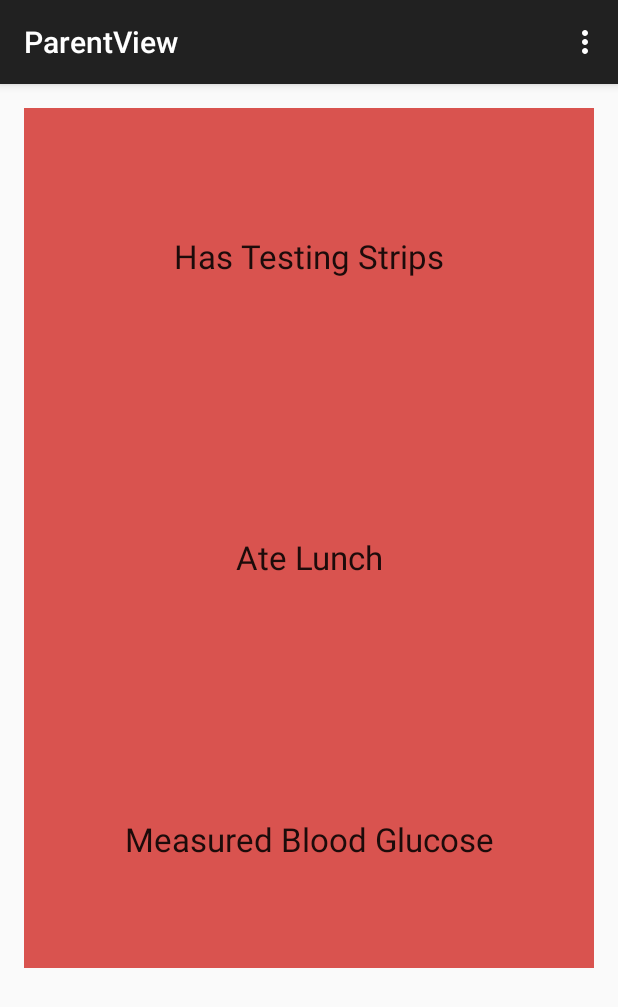
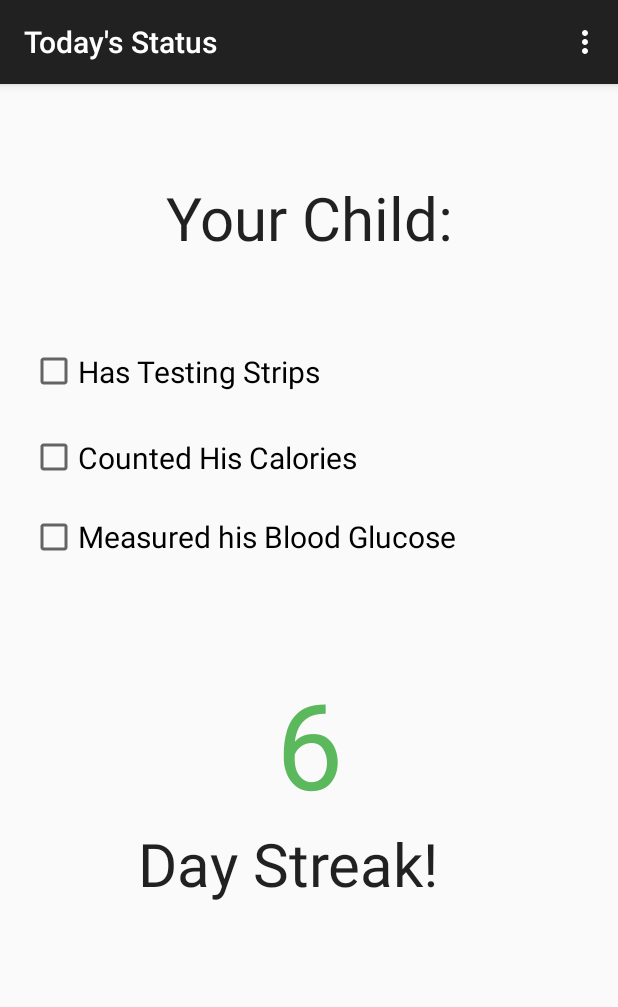
Before and after one commit to tchordia-zz/SugarDaddy, an Android app: the ParentView screen opened directly, with no data from a screen before it, on a phone screen of 412 x 824 dp. Shown: the top 1007 px of the screen. Run offline under Robolectric (Android 15) with nearby library versions, the phone set to English and light mode, and no system bars; libraries missing offline, so code that uses them is left out: com.parse; 2 statements that could not run were skipped.

Commit message:
Almost Done

```diff
--- a/app/src/main/java/com/tanmaychordia/sugardaddy/LoginActivity.java
+++ b/app/src/main/java/com/tanmaychordia/sugardaddy/LoginActivity.java
@@ -53,6 +53,8 @@ public class LoginActivity extends Activity implements LoaderCallbacks<Cursor> {
     protected void onCreate(Bundle savedInstanceState) {
         super.onCreate(savedInstanceState);
         setContentView(R.layout.activity_login);
+
+        findViewById(R.id.relayout).setBackgroundResource(R.drawable.background);
 
         // Set up the login form.
         mEmailView = (AutoCompleteTextView) findViewById(R.id.email);
--- a/app/src/main/java/com/tanmaychordia/sugardaddy/ParentView.java
+++ b/app/src/main/java/com/tanmaychordia/sugardaddy/ParentView.java
@@ -1,24 +1,26 @@
 package com.tanmaychordia.sugardaddy;
 
+import android.content.Intent;
 import android.os.Bundle;
 import android.support.v7.app.AppCompatActivity;
 import android.view.Menu;
 import android.view.MenuItem;
-import android.widget.TextView;
+import android.widget.CheckBox;
 
 import com.parse.GetCallback;
 import com.parse.ParseException;
 import com.parse.ParseObject;
 import com.parse.ParseQuery;
+import com.parse.ParseUser;
 
 import java.util.Timer;
 import java.util.TimerTask;
 
 public class ParentView extends AppCompatActivity {
 
-    TextView t1;
-    TextView t2;
-    TextView t3;
+    CheckBox t1;
+    CheckBox t2;
+    CheckBox t3;
 
     int red = 0xFFD9534F;
     int green = 0xFF5CB85C;
@@ -27,13 +29,13 @@ public class ParentView extends AppCompatActivity {
         super.onCreate(savedInstanceState);
         setContentView(R.layout.activity_parent_view);
 
-        t1 = (TextView) findViewById(R.id.stripsInd);
-        t2 = (TextView) findViewById(R.id.foodInd);
-        t3 = (TextView) findViewById(R.id.measInd);
+        t1 = (CheckBox) findViewById(R.id.stripsInd);
+        t2 = (CheckBox) findViewById(R.id.foodInd);
+        t3 = (CheckBox) findViewById(R.id.measInd);
 
-        t1.setBackgroundColor(red);
-        t2.setBackgroundColor(red);
-        t3.setBackgroundColor(red);
+//        t1.setBackgroundColor(red);
+//        t2.setBackgroundColor(red);
+//        t3.setBackgroundColor(red);
 
         TimerTask t = new TimerTask()
         {
@@ -51,15 +53,15 @@ public class ParentView extends AppCompatActivity {
                             System.out.println(20);
                             if ( (Integer)gameScore.get("didEat") > 0) {
 
-                                t2.setBackgroundColor(green);
+                                t2.setChecked(true);
                             }
                             if ( (Integer)gameScore.get("didMeasure") > 0) {
 
-                                t3.setBackgroundColor(green);
+                                t3.setChecked(true);
                             }
                             if ( (Integer)gameScore.get("didBringStrips") > 0) {
 
-                                t1.setBackgroundColor(green);
+                                t1.setChecked(true);
                             }
                         }
                     }
@@ -88,8 +90,12 @@ public class ParentView extends AppCompatActivity {
         int id = item.getItemId();
 
         //noinspection SimplifiableIfStatement
-        if (id == R.id.action_settings) {
-            return true;
+        if (id == R.id.logout2) {
+            ParseUser.logOut();
+            Intent intent = new Intent(this, LoginActivity.class);
+            intent.addFlags(Intent.FLAG_ACTIVITY_NEW_TASK);
+            intent.addFlags(Intent.FLAG_ACTIVITY_CLEAR_TASK);
+            startActivity(intent);
         }
 
         return super.onOptionsItemSelected(item);
--- a/app/src/main/res/layout/activity_parent_view.xml
+++ b/app/src/main/res/layout/activity_parent_view.xml
@@ -6,36 +6,78 @@
     android:paddingBottom="@dimen/activity_vertical_margin"
     tools:context="com.tanmaychordia.sugardaddy.ParentView"
     android:orientation="vertical"
-    android:weightSum="1">
+    android:weightSum="1"
+    android:padding="20dp"
+    android:id="@+id/avlayout">
 
+
+    <TextView
+        android:layout_width="wrap_content"
+        android:layout_height="wrap_content"
+        android:textAppearance="?android:attr/textAppearanceLarge"
+        android:text="Your Child:"
+        android:id="@+id/textView2"
+        android:layout_gravity="center_horizontal"
+        android:textSize="40dp"
+        android:layout_weight="0.20"
+        android:gravity="center" />
+
+    <CheckBox
+        android:layout_width="match_parent"
+        android:layout_height="wrap_content"
+        android:text="Has Testing Strips"
+        android:id="@+id/stripsInd"
+        android:layout_gravity="center_vertical"
+        android:checked="false"
+        android:textSize="20dp"
+        android:layout_weight="0.08"
+        android:clickable="false"
+        android:enabled="true" />
+
+    <CheckBox
+        android:layout_width="match_parent"
+        android:layout_height="wrap_content"
+        android:text="Counted His Calories"
+        android:id="@+id/foodInd"
+        android:layout_gravity="center_horizontal"
+        android:checked="false"
+        android:textSize="20dp"
+        android:layout_weight="0.04"
+        android:clickable="false" />
+
+    <CheckBox
+        android:layout_width="match_parent"
+        android:layout_height="wrap_content"
+        android:text="Measured his Blood Glucose"
+        android:id="@+id/measInd"
+        android:layout_gravity="center_horizontal"
+        android:checked="false"
+        android:textSize="20dp"
+        android:layout_weight="0.06"
+        android:clickable="false" />
 
     <TextView
         android:layout_width="match_parent"
         android:layout_height="wrap_content"
         android:textAppearance="?android:attr/textAppearanceLarge"
-        android:text="Has Testing Strips"
-        android:id="@+id/stripsInd"
-        android:layout_gravity="center"
-        android:layout_weight="0.26"
-        android:gravity="center" />
+        android:id="@+id/textView4"
+        android:layout_gravity="center_horizontal"
+        android:text="6"
+        android:textSize="80dp"
+        android:gravity="bottom|center"
+        android:layout_weight="0.13"
+        android:textColor="#FF5CB85C" />
 
     <TextView
-        android:layout_width="match_parent"
-        android:layout_height="wrap_content"
+        android:layout_width="344dp"
+        android:layout_height="45dp"
         android:textAppearance="?android:attr/textAppearanceLarge"
-        android:text="Ate Lunch"
-        android:id="@+id/foodInd"
-        android:layout_gravity="center_horizontal"
-        android:layout_weight="0.27"
-        android:gravity="center" />
+        android:text="Day Streak!"
+        android:id="@+id/textView3"
+        android:paddingTop="0dp"
+        android:textSize="40dp"
+        android:paddingLeft="0dp"
+        android:layout_weight="0.24"
+        android:gravity="top|center" />
 
-    <TextView
-        android:layout_width="match_parent"
-        android:layout_height="wrap_content"
-        android:textAppearance="?android:attr/textAppearanceLarge"
-        android:text="Measured Blood Glucose"
-        android:id="@+id/measInd"
-        android:layout_gravity="center_horizontal"
-        android:layout_weight="0.22"
-        android:gravity="center" />
 </LinearLayout>
--- a/app/src/main/res/menu/menu_main.xml
+++ b/app/src/main/res/menu/menu_main.xml
@@ -2,13 +2,10 @@
     xmlns:app="http://schemas.android.com/apk/res-auto"
     xmlns:tools="http://schemas.android.com/tools"
     tools:context="com.tanmaychordia.sugardaddy.MainActivity">
-    <item android:id="@+id/action_settings" android:title="@string/action_settings"
-        android:orderInCategory="100" app:showAsAction="never" />
+
     <item android:id="@+id/logoutButton" android:title="Logout"
         android:orderInCategory="100" app:showAsAction="never" />
     <item android:id="@+id/profileButton" android:title="Rajiv's Schedule"
         android:orderInCategory="100" app:showAsAction="never" />
 
-    <item android:id="@+id/refreshButton" android:title="Refresh"
-        android:orderInCategory="100" app:showAsAction="never" />
 </menu>
--- a/app/src/main/res/menu/menu_parent_view.xml
+++ b/app/src/main/res/menu/menu_parent_view.xml
@@ -2,6 +2,6 @@
     xmlns:app="http://schemas.android.com/apk/res-auto"
     xmlns:tools="http://schemas.android.com/tools"
     tools:context="com.tanmaychordia.sugardaddy.ParentView">
-    <item android:id="@+id/action_settings" android:title="@string/action_settings"
+    <item android:id="@+id/logout2" android:title="Log Out"
         android:orderInCategory="100" app:showAsAction="never" />
 </menu>
```
Also changed, not shown: app/src/main/AndroidManifest.xml (+4 -4 lines), app/src/main/java/com/tanmaychordia/sugardaddy/MainActivity.java (+31 -16 lines), app/src/main/java/com/tanmaychordia/sugardaddy/SettingsActivity.java (+48 -2 lines), app/src/main/res/layout/activity_login.xml (+8 -7 lines), app/src/main/res/layout/activity_main.xml (+7 -7 lines).
